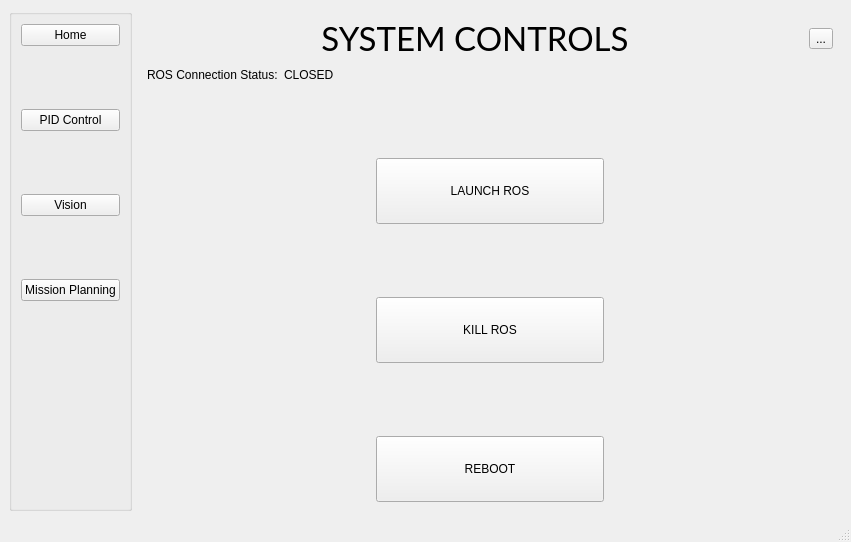
This is ui/mainwindow.ui in ayuyamo/gui-robot as Qt 5 draws it before an edit. The edited form follows.
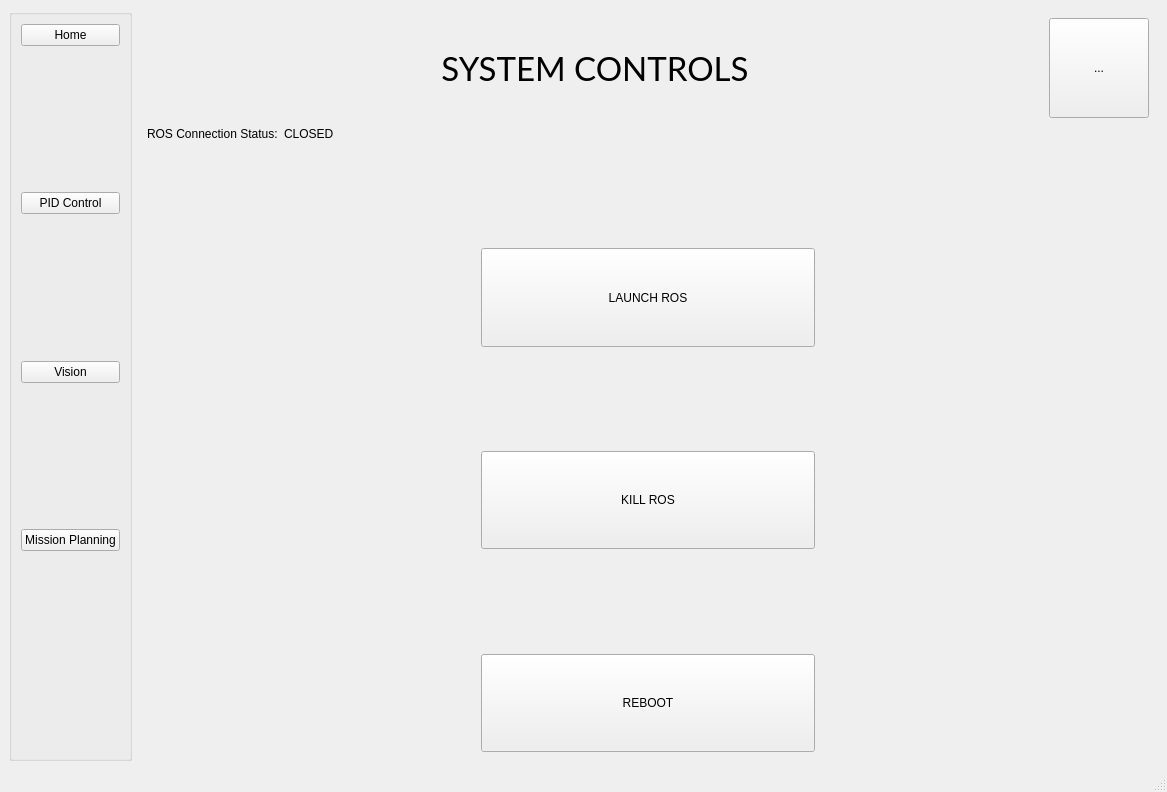
This is the edited form. The open tabs and pages were chosen to show the change.

Commit message: make the buttons for navigating the pages bigger

What changed in the file:
```diff
--- a/ui/mainwindow.ui
+++ b/ui/mainwindow.ui
@@ -6,8 +6,8 @@
    <rect>
     <x>0</x>
     <y>0</y>
-    <width>851</width>
-    <height>542</height>
+    <width>1167</width>
+    <height>792</height>
    </rect>
   </property>
   <property name="windowTitle">
@@ -151,13 +151,25 @@
           </item>
           <item>
            <widget class="QToolButton" name="home_2">
+            <property name="sizePolicy">
+             <sizepolicy hsizetype="Fixed" vsizetype="Fixed">
+              <horstretch>0</horstretch>
+              <verstretch>0</verstretch>
+             </sizepolicy>
+            </property>
+            <property name="minimumSize">
+             <size>
+              <width>100</width>
+              <height>100</height>
+             </size>
+            </property>
             <property name="text">
              <string>...</string>
             </property>
             <property name="iconSize">
              <size>
-              <width>25</width>
-              <height>25</height>
+              <width>50</width>
+              <height>50</height>
              </size>
             </property>
            </widget>
```
Left out of the diff: 18 changed lines with no effect on the pictures. The commit also changes 5 other files.
